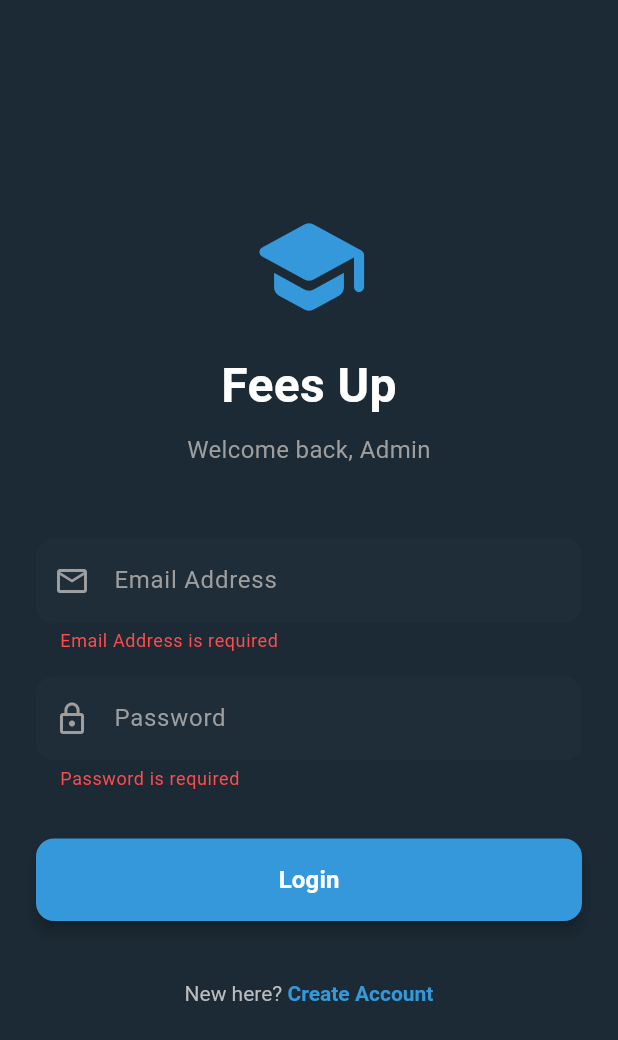
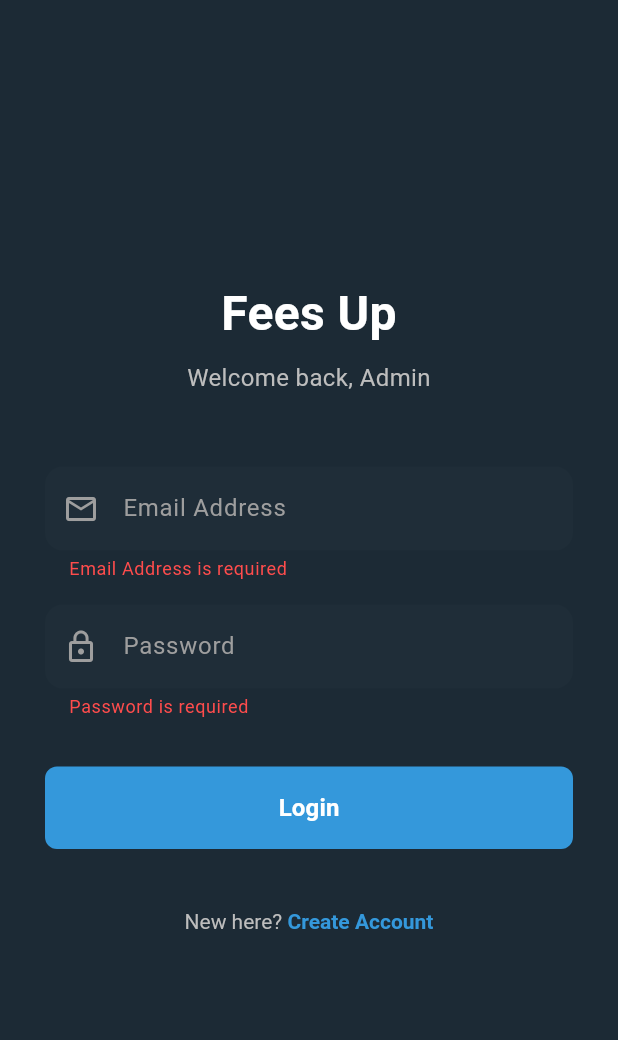
Before and after one commit to gabrielle247/fees-up, a Flutter app: the screen it shows after launch, after a tap on "Login", on a phone screen of 412 x 824 dp. Shown: the top 1040 px of the screen. Run offline on Flutter 3.47's test engine with Material 3 defaults, Android fonts, the phone set to English and light mode, and no system bars; our stand-ins replace connectivity_plus, fl_chart, go_router, image_picker, local_auth, shared_preferences and 3 more; accounts and stored records are empty; Roboto replaces fonts that are missing (Poppins).

Commit message:
Refactor login page layout and improve styling

```diff
--- a/lib/views/login_page.dart
+++ b/lib/views/login_page.dart
@@ -52,7 +52,6 @@ class _LoginPageState extends State<LoginPage> {
           email: _emailController.text.trim(),
           password: _passwordController.text.trim(),
         );
-
       } else {
         await _authService.signUp(
           email: _emailController.text.trim(),
@@ -71,11 +70,9 @@ class _LoginPageState extends State<LoginPage> {
     } on Exception catch (e) {
       // 🛑 FIX: Catch all standard exceptions (which includes the mapped ones from AuthService)
       if (mounted) _showFriendlyError(e);
-
     } catch (e) {
       // Catch all non-standard or platform errors (e.g. OutOfMemoryError)
       if (mounted) _showError("An unexpected error occurred: $e");
-
     } finally {
       if (mounted) setState(() => _isLoading = false);
     }
@@ -117,14 +114,20 @@ class _LoginPageState extends State<LoginPage> {
   // -----------------------------------------------------
   // 🧱 BUILD METHOD
   // -----------------------------------------------------
+  // Define a constant for the maximum width of the form card
+  static const double _kMaxFormWidth = 400.0;
 
   @override
   Widget build(BuildContext context) {
     final colorScheme = Theme.of(context).colorScheme;
 
     return Scaffold(
+      // Keep the background color on the Scaffold
       backgroundColor: colorScheme.surface,
       body: Center(
+        child: ConstrainedBox(
+          // 🛑 NEW: Constrain the max width for desktop
+          constraints: const BoxConstraints(maxWidth: _kMaxFormWidth),
           child: SingleChildScrollView(
             padding: const EdgeInsets.all(24),
             child: Form(
@@ -134,8 +137,8 @@ class _LoginPageState extends State<LoginPage> {
                 crossAxisAlignment: CrossAxisAlignment.stretch,
                 children: [
                   // --- LOGO & HEADER ---
-                Icon(Icons.school_rounded, size: 80, color: colorScheme.primary),
-                const SizedBox(height: 16),
+                  // NOTE: The image shows a different logo and header style
+                  // I will adjust the header to match the image better.
                   Text(
                     "Fees Up",
                     textAlign: TextAlign.center,
@@ -147,9 +150,12 @@ class _LoginPageState extends State<LoginPage> {
                   ),
                   const SizedBox(height: 8),
                   Text(
-                  _isLogin ? "Welcome back, Admin" : "Setup your School Account",
+                    _isLogin
+                        ? "Welcome back, Admin"
+                        : "Setup your School Account",
                     textAlign: TextAlign.center,
-                  style: TextStyle(color: Colors.grey.shade500, fontSize: 16),
+                    // Use a lighter color for the subtitle to match the image
+                    style: TextStyle(color: Colors.grey.shade400, fontSize: 16),
                   ),
                   const SizedBox(height: 48),
 
@@ -161,16 +167,33 @@ class _LoginPageState extends State<LoginPage> {
 
                   // --- SIGN UP FIELDS ---
                   if (!_isLogin) ...[
-                  _buildTextField(_nameController, "Your Full Name", Icons.person_outline),
+                    _buildTextField(
+                      _nameController,
+                      "Your Full Name",
+                      Icons.person_outline,
+                    ),
                     const SizedBoxNormal(16, 0),
-                  _buildTextField(_schoolController, "School Name", Icons.business_rounded),
+                    _buildTextField(
+                      _schoolController,
+                      "School Name",
+                      Icons.business_rounded,
+                    ),
                     const SizedBoxNormal(16, 0),
                   ],
 
                   // --- LOGIN FIELDS ---
-                _buildTextField(_emailController, "Email Address", Icons.email_outlined),
+                  _buildTextField(
+                    _emailController,
+                    "Email Address",
+                    Icons.email_outlined,
+                  ),
                   const SizedBoxNormal(16, 0),
-                _buildTextField(_passwordController, "Password", Icons.lock_outline, isPassword: true),
+                  _buildTextField(
+                    _passwordController,
+                    "Password",
+                    Icons.lock_outline,
+                    isPassword: true,
+                  ),
 
                   const SizedBox(height: 32),
 
@@ -181,45 +204,74 @@ class _LoginPageState extends State<LoginPage> {
                       backgroundColor: colorScheme.primary,
                       foregroundColor: colorScheme.onPrimary,
                       padding: const EdgeInsets.symmetric(vertical: 16),
-                    shape: RoundedRectangleBorder(borderRadius: BorderRadius.circular(12)),
-                    elevation: 4,
+                      // Match the slight rounding of the button in the image
+                      shape: RoundedRectangleBorder(
+                        borderRadius: BorderRadius.circular(8),
+                      ),
+                      elevation: 0, // Lower elevation to match clean design
                     ),
                     child: _isLoading
                         ? const SizedBox(
                             width: 24,
                             height: 24,
-                          child: CircularProgressIndicator(color: Colors.white, strokeWidth: 2.5))
+                            child: CircularProgressIndicator(
+                              color: Colors.white,
+                              strokeWidth: 2.5,
+                            ),
+                          )
                         : Text(
                             _isLogin ? "Login" : "Create Account",
-                          style: const TextStyle(fontSize: 16, fontWeight: FontWeight.bold),
+                            style: const TextStyle(
+                              fontSize: 16,
+                              fontWeight: FontWeight.bold,
+                            ),
                           ),
                   ),
 
                   const SizedBox(height: 24),
 
                   // --- TOGGLE BUTTON ---
+                  // Adjusting the toggle button to better match the image's style
                   TextButton(
                     onPressed: () {
                       _formKey.currentState?.reset();
                       setState(() {
                         _isLogin = !_isLogin;
-                      _signUpSuccess = false; // Hide success message on toggle
+                        _signUpSuccess = false;
                       });
                     },
+                    style: TextButton.styleFrom(
+                      // Remove padding if necessary, but keep it centered
+                      padding: EdgeInsets.zero,
+                    ),
                     child: RichText(
+                      textAlign: TextAlign.center,
                       text: TextSpan(
-                      style: TextStyle(color: Colors.grey.shade400),
+                        style: TextStyle(
+                          color: Colors.grey.shade400,
+                          fontSize: 14,
+                        ), // Smaller text
                         children: [
-                        TextSpan(text: _isLogin ? "New here? " : "Already have an account? "),
                           TextSpan(
-                          text: _isLogin ? "Create Account" : "Login",
-                          style: TextStyle(color: colorScheme.primary, fontWeight: FontWeight.bold),
+                            text: _isLogin
+                                ? "New here? "
+                                : "Already have an account? ",
+                          ),
+                          TextSpan(
+                            text: _isLogin
+                                ? "Create Account"
+                                : "Sign in", // Matching "Sign in" from image
+                            style: TextStyle(
+                              color: colorScheme.primary,
+                              fontWeight: FontWeight.w600,
+                            ),
                           ),
                         ],
                       ),
                     ),
                   ),
                 ],
+              ),
             ),
           ),
         ),
@@ -243,7 +295,11 @@ class _LoginPageState extends State<LoginPage> {
       child: Row(
         crossAxisAlignment: CrossAxisAlignment.start,
         children: [
-          Icon(Icons.mark_email_read_rounded, color: colorScheme.secondary, size: 24),
+          Icon(
+            Icons.mark_email_read_rounded,
+            color: colorScheme.secondary,
+            size: 24,
+          ),
           const SizedBox(width: 12),
           Expanded(
             child: Column(
@@ -266,9 +322,12 @@ class _LoginPageState extends State<LoginPage> {
                   onPressed: () => setState(() => _signUpSuccess = false),
                   child: Text(
                     "OK, I've verified it.",
-                    style: TextStyle(color: colorScheme.primary, fontWeight: FontWeight.bold),
+                    style: TextStyle(
+                      color: colorScheme.primary,
+                      fontWeight: FontWeight.bold,
                     ),
-                )
+                  ),
+                ),
               ],
             ),
           ),
@@ -277,7 +336,12 @@ class _LoginPageState extends State<LoginPage> {
     );
   }
 
-  Widget _buildTextField(TextEditingController controller, String label, IconData icon, {bool isPassword = false}) {
+  Widget _buildTextField(
+    TextEditingController controller,
+    String label,
+    IconData icon, {
+    bool isPassword = false,
+  }) {
     final colorScheme = Theme.of(context).colorScheme;
     return TextFormField(
       controller: controller,
@@ -285,8 +349,12 @@ class _LoginPageState extends State<LoginPage> {
       style: const TextStyle(color: Colors.white),
       validator: (val) {
         if (val == null || val.isEmpty) return "$label is required";
-        if (!isPassword && label.contains("Email") && !val.contains("@")) return "Invalid email";
-        if (isPassword && val.length < 6) return "Password too short (min 6 chars)";
+        if (!isPassword && label.contains("Email") && !val.contains("@")) {
+          return "Invalid email";
+        }
+        if (isPassword && val.length < 6) {
+          return "Password too short (min 6 chars)";
+        }
         return null;
       },
       decoration: InputDecoration(
@@ -295,7 +363,10 @@ class _LoginPageState extends State<LoginPage> {
         prefixIcon: Icon(icon, color: Colors.grey),
         filled: true,
         fillColor: colorScheme.tertiary.withAlpha(25),
-        border: OutlineInputBorder(borderRadius: BorderRadius.circular(12), borderSide: BorderSide.none),
+        border: OutlineInputBorder(
+          borderRadius: BorderRadius.circular(12),
+          borderSide: BorderSide.none,
+        ),
         focusedBorder: OutlineInputBorder(
           borderRadius: BorderRadius.circular(12),
           borderSide: BorderSide(color: colorScheme.primary, width: 1.5),
```
Lines whose indentation alone changed are shown as unchanged.
